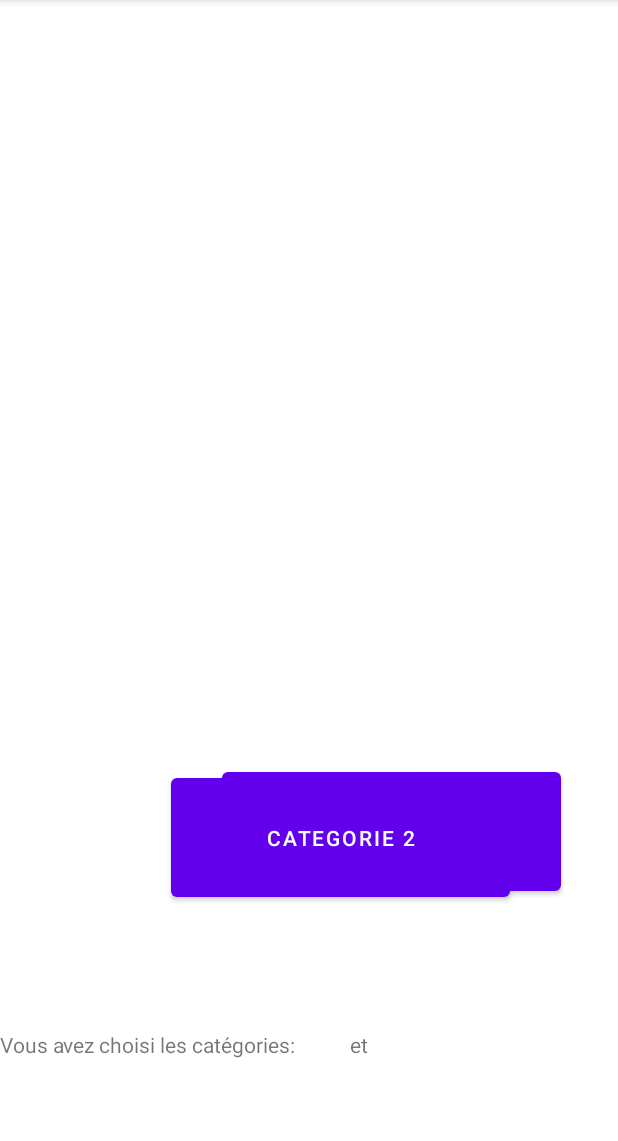
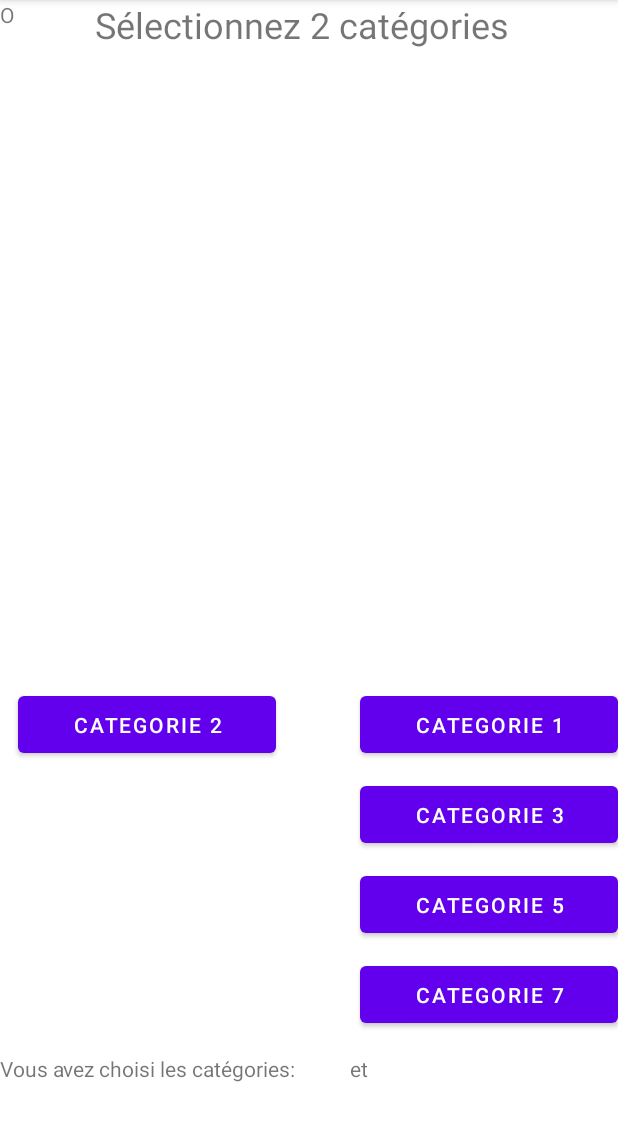
Before and after one commit to mattsah74/Projet_Cestkiki, an Android app: the screen it shows after launch (accueil), after a tap on "BUTTON", on a phone screen of 412 x 824 dp, the part 84-1225 px from its top. Run offline under Robolectric (Android 15) with nearby library versions, the phone set to English and light mode, and no system bars.

Commit message:
j'aitrouve comment on partage des donnees entre les activités et mnt je m'occupe de selectoinner les differentes categories

```diff
--- a/app/build.gradle
+++ b/app/build.gradle
@@ -25,6 +25,9 @@ android {
         sourceCompatibility JavaVersion.VERSION_1_8
         targetCompatibility JavaVersion.VERSION_1_8
     }
+    buildFeatures {
+        viewBinding true
+    }
 }
 
 dependencies {
@@ -32,6 +35,8 @@ dependencies {
     implementation 'androidx.appcompat:appcompat:1.4.1'
     implementation 'com.google.android.material:material:1.5.0'
     implementation 'androidx.constraintlayout:constraintlayout:2.1.3'
+    implementation 'androidx.navigation:navigation-fragment:2.4.1'
+    implementation 'androidx.navigation:navigation-ui:2.4.1'
     testImplementation 'junit:junit:4.13.2'
     androidTestImplementation 'androidx.test.ext:junit:1.1.3'
     androidTestImplementation 'androidx.test.espresso:espresso-core:3.4.0'
--- a/app/src/main/java/com/example/myapplication/accueil.java
+++ b/app/src/main/java/com/example/myapplication/accueil.java
@@ -6,17 +6,22 @@ import android.annotation.SuppressLint;
 import android.content.SharedPreferences;
 import android.os.Bundle;
 import android.view.View;
+import android.view.Window;
+import android.view.WindowManager;
 import android.widget.Button;
 import android.widget.TextView;
 
 public class accueil extends AppCompatActivity {
-    private Button cat1;
-    private Button cat2;
-    private TextView txt1, txt2, txterreur;
+    private Button cat1, cat2, cat3, cat4, cat5, cat6, cat7, cat8;
+    private TextView txt1, txt2, txterreur, txt_tour;
     SharedPreferences cloud;
+    int tour = 0; // utilisé pour rentrer les caté selectionne dans rajoutcate
 
     @Override
     protected void onCreate(Bundle savedInstanceState) {
+        //Cette directive enlève la barre de titre
+        this.requestWindowFeature(Window.FEATURE_NO_TITLE);
+        this.getWindow().setFlags(WindowManager.LayoutParams.FLAG_FULLSCREEN, WindowManager.LayoutParams.FLAG_FULLSCREEN);
         super.onCreate(savedInstanceState);
         setContentView(R.layout.activity_accueil);
 
@@ -24,38 +29,36 @@ public class accueil extends AppCompatActivity {
         SharedPreferences.Editor editor = cloud.edit();
 
         Bundle extras = getIntent().getExtras();
-        String value = extras.getString("code");
+        String value = extras.getString("code"); // cela permet de recuperer la valeur de l'activité main
 
 
         int [] cateselec = {0, 0};
-        int tab_cat_sauv = 0;
+
 
 
         txt1 = (TextView) findViewById(R.id.txt_cat1);
         txt2 = (TextView) findViewById(R.id.txt_cat2);
+        txt_tour = (TextView) findViewById(R.id.txt_tour);
         txterreur = (TextView) findViewById(R.id.txt_erreur);
 
         this.cat1 = (Button) this.findViewById(R.id.cat1);
         this.cat2 = (Button) this.findViewById(R.id.cat2);
+        this.cat3 = (Button) this.findViewById(R.id.cat3);
+        this.cat4 = (Button) this.findViewById(R.id.cat4);
+        this.cat5 = (Button) this.findViewById(R.id.cat5);
+        this.cat6 = (Button) this.findViewById(R.id.cat6);
+        this.cat7 = (Button) this.findViewById(R.id.cat7);
+        this.cat8 = (Button) this.findViewById(R.id.cat8);
 
 
         this.cat1.setOnClickListener(new Button.OnClickListener() {
 
             @Override
             public void onClick(View v) {
-                /*rajoutcate(cateselec, 1);
-//                txt1.setText(String.valueOf(cateselec[0]));
-//                txt2.setText(String.valueOf(cateselec[1]));
+                rajoutcate(cateselec, 1);
+                txt1.setText(String.valueOf(cateselec[0]));
+                txt2.setText(String.valueOf(cateselec[1]));
                 int test = majcat(cateselec);
-                editor.putInt("cateselec", test);
-                editor.apply();
-                int inter = cloud.getInt("cateselec", 0)%10;
-                txt1.setText(String.valueOf((cloud.getInt("cateselec", 0)- inter)%10));
-                txt2.setText(String.valueOf(inter));
-                //cloud.getInt()*/
-
-                txterreur.setText(value);
-
 
             }});
 
@@ -64,43 +67,115 @@ public class accueil extends AppCompatActivity {
 
             @Override
             public void onClick(View v) {
-/*//                rajoutcate(cateselec, 2);
-//                txt1.setText(String.valueOf(cateselec[0]));
-//                txt2.setText(String.valueOf(cateselec[1]));
-                Bundle extras = getIntent().getExtras();
-                if (extras != null) {
-                    String value = extras.getString("code");
-                    txterreur.setText(value);
-                    //The key argument here must match that used in the other activity
-                }*/
-                txterreur.setText(value);
+                rajoutcate(cateselec, 2);
+                txt1.setText(String.valueOf(cateselec[0]));
+                txt2.setText(String.valueOf(cateselec[1]));
+                int test = majcat(cateselec);
+
+            }});
+
+        this.cat3.setOnClickListener(new Button.OnClickListener() {
+
+            @Override
+            public void onClick(View v) {
+                rajoutcate(cateselec, 3);
+                txt1.setText(String.valueOf(cateselec[0]));
+                txt2.setText(String.valueOf(cateselec[1]));
+                int test = majcat(cateselec);
+
+            }});
+
+        this.cat4.setOnClickListener(new Button.OnClickListener() {
+
+            @Override
+            public void onClick(View v) {
+                rajoutcate(cateselec, 4);
+                txt1.setText(String.valueOf(cateselec[0]));
+                txt2.setText(String.valueOf(cateselec[1]));
+                int test = majcat(cateselec);
+
+            }});
+
+        this.cat5.setOnClickListener(new Button.OnClickListener() {
+
+            @Override
+            public void onClick(View v) {
+                rajoutcate(cateselec, 5);
+                txt1.setText(String.valueOf(cateselec[0]));
+                txt2.setText(String.valueOf(cateselec[1]));
+                int test = majcat(cateselec);
+
+            }});
+
+        this.cat6.setOnClickListener(new Button.OnClickListener() {
+
+            @Override
+            public void onClick(View v) {
+                rajoutcate(cateselec, 6);
+                txt1.setText(String.valueOf(cateselec[0]));
+                txt2.setText(String.valueOf(cateselec[1]));
+                int test = majcat(cateselec);
+
+            }});
+
+        this.cat7.setOnClickListener(new Button.OnClickListener() {
+
+            @Override
+            public void onClick(View v) {
+                rajoutcate(cateselec, 7);
+                txt1.setText(String.valueOf(cateselec[0]));
+                txt2.setText(String.valueOf(cateselec[1]));
+                int test = majcat(cateselec);
+
+            }});
+
+        this.cat8.setOnClickListener(new Button.OnClickListener() {
+
+            @Override
+            public void onClick(View v) {
+                rajoutcate(cateselec, 8);
+                txt1.setText(String.valueOf(cateselec[0]));
+                txt2.setText(String.valueOf(cateselec[1]));
+                int test = majcat(cateselec);
 
             }});
 
 
     }
+
+
+
     @SuppressLint("SetTextI18n")
     private void rajoutcate(int[] tab, int cat){  // fonction qui nous maj notre tableau avec les categories selectionnées
-        if(tab[0] != cat && tab[1] != cat){
-            if (tab[0] != 0 ){
-                if (tab[0]<cat ){
-                    tab[1] = cat;
-                } else{
-                    int inter = tab[0];
-                    tab[0] = cat;
-                    tab[1] = inter;
+        txt_tour.setText(String.valueOf(tour));
 
-                }
-            } else{
+        if (ta)
+        if (tour==0){
+            if(tab[0] != cat && tab[1] != cat){
                 tab[0] = cat;
+                tour = 1;
+            }else{
+                txterreur.setText("Vous ne pouvez pas selectionner les 2 mêmes catégories");
             }
         }else{
-            txterreur.setText("Vous ne pouvez pas selectionner les 2 mêmes catégories");
+            if(tab[0] != cat && tab[1] != cat){
+                tab[1] = cat;
+                tour = 0;
+            }else{
+                txterreur.setText("Vous ne pouvez pas selectionner les 2 mêmes catégories");
+            }
         }
+
     }
 
     private int majcat(int[] tab){  // fonctionn qui modifie le tableau pour le maj dans le cloud
-        int tabfinal = tab[0];
+        if(tab[0]>tab[1]){ // remet les chiffres dans le l'ordre croissant
+            int temp0 = tab[0];
+            int temp1 = tab[1];
+            tab[0] = temp1;
+            tab[1] = temp0;
+        }
+        int tabfinal;
         tabfinal = 10*tab[0] + tab[1];
         return tabfinal;
     }
--- a/app/src/main/res/layout/activity_accueil.xml
+++ b/app/src/main/res/layout/activity_accueil.xml
@@ -6,26 +6,79 @@
     android:layout_height="match_parent"
     tools:context=".accueil">
 
+    <Button
+        android:id="@+id/cat8"
+        android:layout_width="172dp"
+        android:layout_height="50dp"
+        android:layout_marginStart="492dp"
+        android:layout_marginTop="2dp"
+        android:layout_marginBottom="80dp"
+        android:text="Categorie 8"
+        app:layout_constraintBottom_toBottomOf="parent"
+        app:layout_constraintStart_toStartOf="parent"
+        app:layout_constraintTop_toBottomOf="@+id/cat6"
+        app:layout_constraintVertical_bias="1.0" />
+
+    <Button
+        android:id="@+id/cat7"
+        android:layout_width="172dp"
+        android:layout_height="50dp"
+        android:layout_marginStart="240dp"
+        android:layout_marginTop="2dp"
+        android:layout_marginBottom="80dp"
+        android:text="Categorie 7"
+        app:layout_constraintBottom_toBottomOf="parent"
+        app:layout_constraintStart_toStartOf="parent"
+        app:layout_constraintTop_toBottomOf="@+id/cat5"
+        app:layout_constraintVertical_bias="1.0" />
+
     <TextView
         android:id="@+id/txt_cat2"
-        android:layout_width="wrap_content"
-        android:layout_height="wrap_content"
+        android:layout_width="12dp"
+        android:layout_height="22dp"
         android:layout_marginStart="272dp"
         android:layout_marginEnd="117dp"
-        android:layout_marginBottom="30dp"
+        android:layout_marginBottom="16dp"
         app:layout_constraintBottom_toBottomOf="@+id/textView"
         app:layout_constraintEnd_toEndOf="@+id/textView"
+        app:layout_constraintHorizontal_bias="0.0"
         app:layout_constraintStart_toStartOf="@+id/textView" />
 
     <Button
         android:id="@+id/cat1"
-        android:layout_width="226dp"
-        android:layout_height="91dp"
-        android:layout_marginStart="148dp"
-        android:layout_marginBottom="168dp"
+        android:layout_width="172dp"
+        android:layout_height="50dp"
+        android:layout_marginStart="240dp"
+        android:layout_marginBottom="260dp"
         android:text="Categorie 1"
         app:layout_constraintBottom_toBottomOf="parent"
         app:layout_constraintStart_toStartOf="parent" />
+
+    <Button
+        android:id="@+id/cat5"
+        android:layout_width="172dp"
+        android:layout_height="50dp"
+        android:layout_marginStart="240dp"
+        android:layout_marginTop="10dp"
+        android:layout_marginBottom="132dp"
+        android:text="Categorie 5"
+        app:layout_constraintBottom_toBottomOf="parent"
+        app:layout_constraintStart_toStartOf="parent"
+        app:layout_constraintTop_toBottomOf="@+id/cat3"
+        app:layout_constraintVertical_bias="0.0" />
+
+    <Button
+        android:id="@+id/cat3"
+        android:layout_width="172dp"
+        android:layout_height="50dp"
+        android:layout_marginStart="240dp"
+        android:layout_marginTop="10dp"
+        android:layout_marginBottom="192dp"
+        android:text="Categorie 3"
+        app:layout_constraintBottom_toBottomOf="parent"
+        app:layout_constraintStart_toStartOf="parent"
+        app:layout_constraintTop_toBottomOf="@+id/cat1"
+        app:layout_constraintVertical_bias="0.0" />
 
     <TextView
         android:id="@+id/txt_erreur"
@@ -36,52 +89,91 @@
         app:layout_constraintHorizontal_bias="0.582"
         app:layout_constraintStart_toStartOf="parent"
         app:layout_constraintTop_toTopOf="parent"
-        app:layout_constraintVertical_bias="0.94" />
+        app:layout_constraintVertical_bias="0.981" />
 
     <TextView
         android:id="@+id/textView"
-        android:layout_width="389dp"
-        android:layout_height="49dp"
-        android:layout_marginBottom="32dp"
+        android:layout_width="324dp"
+        android:layout_height="41dp"
+        android:layout_marginBottom="24dp"
         android:text="Vous avez choisi les catégories:           et    "
         app:layout_constraintBottom_toBottomOf="parent"
-        tools:layout_editor_absoluteX="287dp" />
-
-    <EditText
-        android:id="@+id/editTextTextPersonName"
-        android:layout_width="301dp"
-        android:layout_height="60dp"
-        android:layout_marginStart="295dp"
-        android:layout_marginEnd="295dp"
-        android:ems="10"
-        android:inputType="textPersonName"
-        android:text="Sélectionnez 2 catégories"
-        app:layout_constraintBottom_toBottomOf="parent"
-        app:layout_constraintEnd_toEndOf="parent"
-        app:layout_constraintHorizontal_bias="0.0"
-        app:layout_constraintStart_toStartOf="parent"
-        app:layout_constraintTop_toTopOf="parent"
-        app:layout_constraintVertical_bias="0.091" />
+        tools:layout_editor_absoluteX="295dp" />
 
     <Button
         android:id="@+id/cat2"
-        android:layout_width="226dp"
-        android:layout_height="91dp"
-        android:layout_marginEnd="72dp"
-        android:layout_marginBottom="164dp"
+        android:layout_width="172dp"
+        android:layout_height="50dp"
+        android:layout_marginEnd="228dp"
+        android:layout_marginBottom="260dp"
         android:text="Categorie 2"
         app:layout_constraintBottom_toBottomOf="parent"
         app:layout_constraintEnd_toEndOf="parent" />
 
+    <Button
+        android:id="@+id/cat4"
+        android:layout_width="172dp"
+        android:layout_height="50dp"
+        android:layout_marginStart="492dp"
+        android:layout_marginTop="10dp"
+        android:layout_marginBottom="192dp"
+        android:text="Categorie 4"
+        app:layout_constraintBottom_toBottomOf="parent"
+        app:layout_constraintStart_toStartOf="parent"
+        app:layout_constraintTop_toBottomOf="@+id/cat2"
+        app:layout_constraintVertical_bias="0.0" />
+
+    <Button
+        android:id="@+id/cat6"
+        android:layout_width="172dp"
+        android:layout_height="50dp"
+        android:layout_marginStart="492dp"
+        android:layout_marginTop="10dp"
+        android:layout_marginBottom="132dp"
+        android:text="Categorie 6"
+        app:layout_constraintBottom_toBottomOf="parent"
+        app:layout_constraintStart_toStartOf="parent"
+        app:layout_constraintTop_toBottomOf="@+id/cat4"
+        app:layout_constraintVertical_bias="0.0" />
+
     <TextView
         android:id="@+id/txt_cat1"
+        android:layout_width="12dp"
+        android:layout_height="18dp"
+        android:layout_marginStart="216dp"
+        android:layout_marginEnd="173dp"
+        android:layout_marginBottom="20dp"
+        app:layout_constraintBottom_toBottomOf="@+id/textView"
+        app:layout_constraintEnd_toEndOf="@+id/textView"
+        app:layout_constraintHorizontal_bias="0.0"
+        app:layout_constraintStart_toStartOf="@+id/textView" />
+
+    <TextView
+        android:id="@+id/textView2"
+        android:layout_width="308dp"
+        android:layout_height="63dp"
+        android:text="Sélectionnez 2 catégories"
+        android:textSize="24sp"
+        app:layout_constraintBottom_toBottomOf="parent"
+        app:layout_constraintEnd_toEndOf="parent"
+        app:layout_constraintHorizontal_bias="0.61"
+        app:layout_constraintStart_toStartOf="parent"
+        app:layout_constraintTop_toTopOf="parent"
+        app:layout_constraintVertical_bias="0.0"
+        tools:textSize="24sp" />
+
+    <androidx.constraintlayout.widget.Group
+        android:id="@+id/group"
         android:layout_width="wrap_content"
         android:layout_height="wrap_content"
-        android:layout_marginStart="216dp"
-        android:layout_marginEnd="173dp"
-        android:layout_marginBottom="30dp"
-        app:layout_constraintBottom_toBottomOf="@+id/textView"
-        app:layout_constraintEnd_toEndOf="@+id/textView"
-        app:layout_constraintStart_toStartOf="@+id/textView" />
+        app:constraint_referenced_ids="txt_cat1,txt_cat2,textView" />
+
+    <TextView
+        android:id="@+id/txt_tour"
+        android:layout_width="wrap_content"
+        android:layout_height="wrap_content"
+        android:text="O"
+        tools:layout_editor_absoluteX="681dp"
+        tools:layout_editor_absoluteY="356dp" />
 
 </androidx.constraintlayout.widget.ConstraintLayout>
--- /dev/null
+++ b/app/src/main/res/values-land/dimens.xml
@@ -0,0 +1,3 @@
+<resources>
+    <dimen name="fab_margin">48dp</dimen>
+</resources>
--- /dev/null
+++ b/app/src/main/res/values-w1240dp/dimens.xml
@@ -0,0 +1,3 @@
+<resources>
+    <dimen name="fab_margin">200dp</dimen>
+</resources>
--- /dev/null
+++ b/app/src/main/res/values-w600dp/dimens.xml
@@ -0,0 +1,3 @@
+<resources>
+    <dimen name="fab_margin">48dp</dimen>
+</resources>
--- /dev/null
+++ b/app/src/main/res/values/dimens.xml
@@ -0,0 +1,3 @@
+<resources>
+    <dimen name="fab_margin">16dp</dimen>
+</resources>
```
Also changed, not shown: app/src/main/java/com/example/myapplication/image.java (deleted, +0 -44 lines), app/src/main/res/navigation/nav_graph.xml (added, +28 -0 lines), app/src/main/res/values/strings.xml (+9 -0 lines), app/src/main/res/values/themes.xml (+9 -0 lines).
